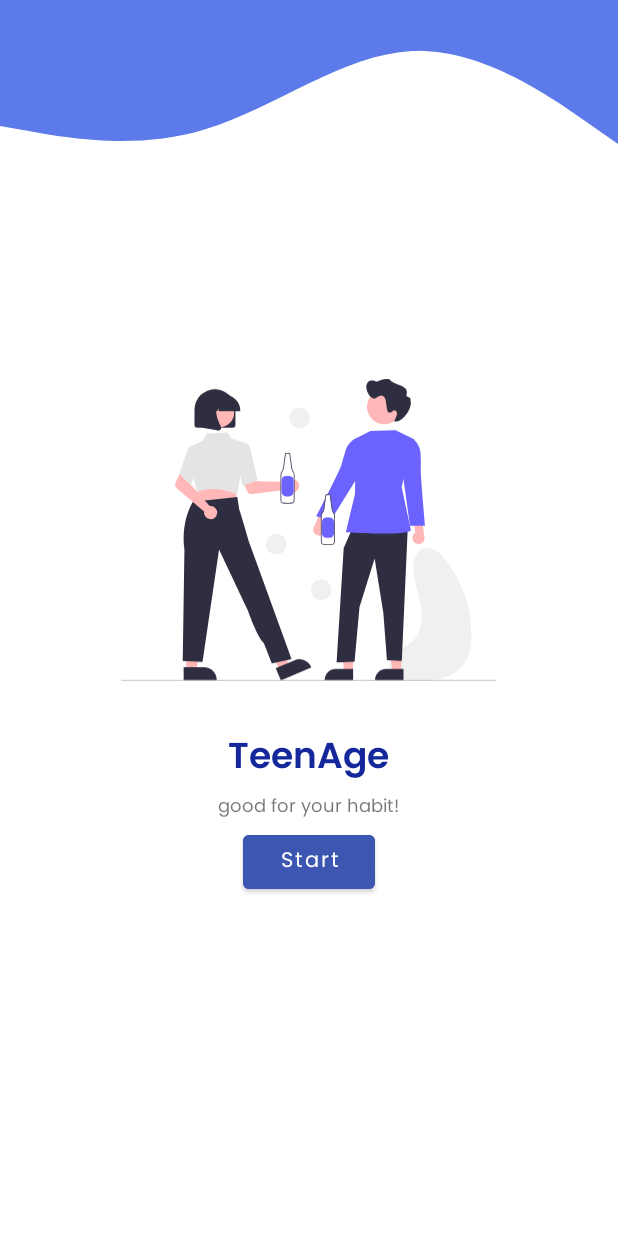
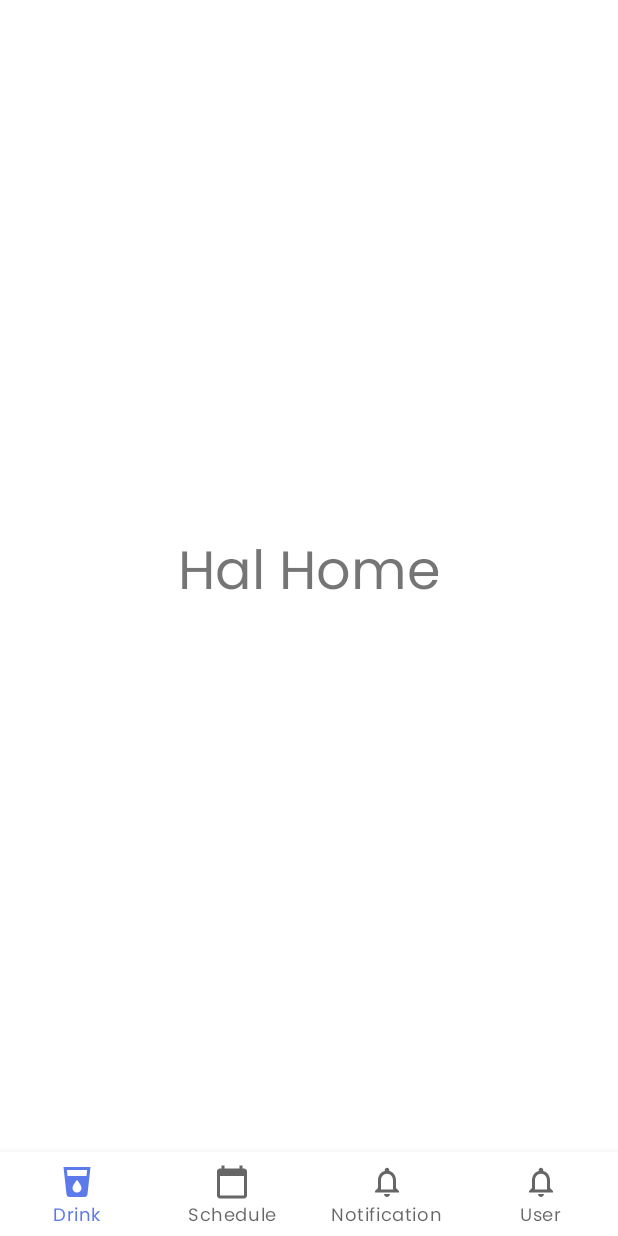
Before and after one commit to alfonsus20/TeenAge, an Android app: the screen it shows after launch (MainActivity), on a phone screen of 412 x 824 dp. Run offline under Robolectric (Android 15) with nearby library versions, the phone set to English and light mode, and no system bars.

Commit message:
add bottom navigation and fragments

```diff
--- /dev/null
+++ b/app/src/main/java/com/example/teenage/DrinkFragment.kt
@@ -0,0 +1,17 @@
+package com.example.teenage
+
+import android.os.Bundle
+import android.view.LayoutInflater
+import android.view.View
+import android.view.ViewGroup
+import androidx.fragment.app.Fragment
+
+class DrinkFragment : Fragment() {
+    override fun onCreateView(
+        inflater: LayoutInflater,
+        container: ViewGroup?,
+        savedInstanceState: Bundle?
+    ): View? {
+        return inflater.inflate(R.layout.fragment_home, container, false)
+    }
+}
--- a/app/src/main/java/com/example/teenage/MainActivity.kt
+++ b/app/src/main/java/com/example/teenage/MainActivity.kt
@@ -2,11 +2,36 @@ package com.example.teenage
 
 import androidx.appcompat.app.AppCompatActivity
 import android.os.Bundle
+import android.view.Menu
+import android.view.MenuItem
+import androidx.fragment.app.Fragment
+import com.google.android.material.bottomnavigation.BottomNavigationView
 
-class MainActivity : AppCompatActivity() {
+class MainActivity : AppCompatActivity(){
     override fun onCreate(savedInstanceState: Bundle?) {
         super.onCreate(savedInstanceState)
         setContentView(R.layout.activity_main)
+        val bottomNav = findViewById<BottomNavigationView>(R.id.bottom_navigation)
+
+        replaceFragment(DrinkFragment())
+
         supportActionBar?.hide()
+
+        bottomNav.setOnNavigationItemSelectedListener {
+            when (it.itemId) {
+                R.id.nav_drink -> replaceFragment(DrinkFragment())
+                R.id.nav_schedule -> replaceFragment(HistoryFragment())
+                R.id.nav_notification -> replaceFragment(NotificationFragment())
+                R.id.nav_user -> replaceFragment(UserFragment())
+            }
+            true
+        }
     }
+
+    private fun replaceFragment(fragment : Fragment){
+        val transaction = supportFragmentManager.beginTransaction()
+        transaction.replace(R.id.fragment_container, fragment)
+        transaction.commit()
+    }
+
 }
--- /dev/null
+++ b/app/src/main/res/drawable/ic_baseline_calendar_today_24.xml
@@ -0,0 +1,10 @@
+<vector xmlns:android="http://schemas.android.com/apk/res/android"
+    android:width="24dp"
+    android:height="24dp"
+    android:viewportWidth="24"
+    android:viewportHeight="24"
+    android:tint="?attr/colorControlNormal">
+  <path
+      android:fillColor="@android:color/white"
+      android:pathData="M20,3h-1L19,1h-2v2L7,3L7,1L5,1v2L4,3c-1.1,0 -2,0.9 -2,2v16c0,1.1 0.9,2 2,2h16c1.1,0 2,-0.9 2,-2L22,5c0,-1.1 -0.9,-2 -2,-2zM20,21L4,21L4,8h16v13z"/>
+</vector>
--- /dev/null
+++ b/app/src/main/res/drawable/ic_baseline_local_drink_24.xml
@@ -0,0 +1,10 @@
+<vector xmlns:android="http://schemas.android.com/apk/res/android"
+    android:width="24dp"
+    android:height="24dp"
+    android:viewportWidth="24"
+    android:viewportHeight="24"
+    android:tint="?attr/colorControlNormal">
+  <path
+      android:fillColor="@android:color/white"
+      android:pathData="M3,2l2.01,18.23C5.13,21.23 5.97,22 7,22h10c1.03,0 1.87,-0.77 1.99,-1.77L21,2L3,2zM12,19c-1.66,0 -3,-1.34 -3,-3 0,-2 3,-5.4 3,-5.4s3,3.4 3,5.4c0,1.66 -1.34,3 -3,3zM18.33,8L5.67,8l-0.44,-4h13.53l-0.43,4z"/>
+</vector>
--- /dev/null
+++ b/app/src/main/res/drawable/ic_baseline_notifications_none_24.xml
@@ -0,0 +1,10 @@
+<vector xmlns:android="http://schemas.android.com/apk/res/android"
+    android:width="24dp"
+    android:height="24dp"
+    android:viewportWidth="24"
+    android:viewportHeight="24"
+    android:tint="?attr/colorControlNormal">
+  <path
+      android:fillColor="@android:color/white"
+      android:pathData="M12,22c1.1,0 2,-0.9 2,-2h-4c0,1.1 0.9,2 2,2zM18,16v-5c0,-3.07 -1.63,-5.64 -4.5,-6.32L13.5,4c0,-0.83 -0.67,-1.5 -1.5,-1.5s-1.5,0.67 -1.5,1.5v0.68C7.64,5.36 6,7.92 6,11v5l-2,2v1h16v-1l-2,-2zM16,17L8,17v-6c0,-2.48 1.51,-4.5 4,-4.5s4,2.02 4,4.5v6z"/>
+</vector>
--- a/app/src/main/res/layout/activity_main.xml
+++ b/app/src/main/res/layout/activity_main.xml
@@ -1,78 +1,23 @@
 <?xml version="1.0" encoding="utf-8"?>
-<androidx.constraintlayout.widget.ConstraintLayout xmlns:android="http://schemas.android.com/apk/res/android"
-    xmlns:app="http://schemas.android.com/apk/res-auto"
-    xmlns:tools="http://schemas.android.com/tools"
+<RelativeLayout xmlns:android="http://schemas.android.com/apk/res/android"
     android:layout_width="match_parent"
     android:layout_height="match_parent"
-    android:rotationY="0"
-    android:textAlignment="center"
-    tools:context=".MainActivity">
+    xmlns:app="http://schemas.android.com/apk/res-auto"
+    >
 
-    <ImageView
-        android:id="@+id/imageView4"
-        android:layout_width="match_parent"
-        android:layout_height="120dp"
-        android:rotation="180"
-        android:scaleType="fitXY"
-        app:layout_constraintEnd_toEndOf="parent"
-        app:layout_constraintStart_toStartOf="parent"
-        app:layout_constraintTop_toTopOf="parent"
-        app:srcCompat="@drawable/ic_wave__1_" />
-
-    <LinearLayout
+    <FrameLayout
+        android:id="@+id/fragment_container"
         android:layout_width="match_parent"
         android:layout_height="match_parent"
-        android:layout_centerHorizontal="true"
-        android:layout_centerVertical="true"
-        android:gravity="center"
-        android:orientation="vertical"
-        app:layout_constraintBottom_toBottomOf="parent"
-        app:layout_constraintLeft_toLeftOf="parent"
-        app:layout_constraintRight_toRightOf="parent"
-        app:layout_constraintTop_toTopOf="parent">
+        android:layout_above="@id/bottom_navigation"/>
 
-        <ImageView
-            android:id="@+id/imageView5"
-            android:layout_width="250dp"
-            android:layout_height="257dp"
-            android:foregroundGravity="center"
-            app:srcCompat="@drawable/ic_undraw_beer_celebration_re_0iqw" />
+    <com.google.android.material.bottomnavigation.BottomNavigationView
+        android:id="@+id/bottom_navigation"
+        android:layout_width="match_parent"
+        android:layout_height="wrap_content"
+        android:layout_alignParentBottom="true"
+        app:menu="@menu/bottom_navigation"
+        app:labelVisibilityMode="labeled"
+        />
 
-        <TextView
-            android:id="@+id/textView"
-            android:layout_width="wrap_content"
-            android:layout_height="wrap_content"
-            android:layout_marginTop="3dp"
-            android:layout_marginBottom="1dp"
-            android:fontFamily="@font/poppins_semi_bold"
-            android:text="TeenAge"
-            android:textAlignment="center"
-            android:textColor="@color/primary"
-            android:textSize="24sp" />
-
-        <TextView
-            android:id="@+id/textView2"
-            android:layout_width="wrap_content"
-            android:layout_height="wrap_content"
-            android:layout_marginBottom="2dp"
-            android:fontFamily="@font/poppins"
-            android:text="good for your habit!"
-            android:textSize="12sp" />
-
-        <Button
-            android:id="@+id/btn_start"
-            android:layout_width="wrap_content"
-            android:layout_height="wrap_content"
-            android:backgroundTint="@color/primary_variant"
-            android:fontFamily="@font/poppins"
-            android:paddingLeft="16dp"
-            android:paddingTop="2dp"
-            android:paddingBottom="2dp"
-            android:text="Start"
-            android:textAllCaps="false"
-            android:textSize="14sp" />
-
-
-    </LinearLayout>
-
-</androidx.constraintlayout.widget.ConstraintLayout>
+</RelativeLayout>
--- /dev/null
+++ b/app/src/main/res/layout/fragment_home.xml
@@ -0,0 +1,15 @@
+<?xml version="1.0" encoding="utf-8"?>
+<RelativeLayout xmlns:android="http://schemas.android.com/apk/res/android"
+    android:layout_width="match_parent"
+    android:layout_height="match_parent">
+
+    <TextView
+        android:layout_width="wrap_content"
+        android:layout_height="wrap_content"
+        android:text="Hal Home"
+        android:layout_centerInParent="true"
+        android:textSize="36sp"
+        />
+
+
+</RelativeLayout>
--- /dev/null
+++ b/app/src/main/res/menu/bottom_navigation.xml
@@ -0,0 +1,22 @@
+<?xml version="1.0" encoding="utf-8"?>
+<menu xmlns:android="http://schemas.android.com/apk/res/android">
+    <item
+        android:id="@+id/nav_drink"
+        android:icon="@drawable/ic_baseline_local_drink_24"
+        android:title="Drink" />
+    <item
+        android:id="@+id/nav_schedule"
+        android:icon="@drawable/ic_baseline_calendar_today_24"
+        android:title="Schedule" />
+
+    <item
+        android:id="@+id/nav_notification"
+        android:icon="@drawable/ic_baseline_notifications_none_24"
+        android:title="Notification" />
+
+    <item
+        android:id="@+id/nav_user"
+        android:icon="@drawable/ic_baseline_notifications_none_24"
+        android:title="User" />
+
+</menu>
--- a/app/src/main/res/values/colors.xml
+++ b/app/src/main/res/values/colors.xml
@@ -1,8 +1,8 @@
 <?xml version="1.0" encoding="utf-8"?>
 <resources>
-    <color name="primary">#14279B</color>
+    <color name="primary">#5C7AEA</color>
     <color name="primary_variant">#3D56B2</color>
-    <color name="secondary">#5C7AEA</color>
+    <color name="secondary">#14279B</color>
     <color name="secondary_variant">#E6E6E6</color>
     <color name="title_variant">#6C63FF</color>
     <color name="purple_500">#FF6200EE</color>
```
Also changed, not shown: app/src/main/java/com/example/teenage/HistoryFragment.kt (added, +17 -0 lines), app/src/main/java/com/example/teenage/NotificationFragment.kt (added, +17 -0 lines), app/src/main/java/com/example/teenage/UserFragment.kt (added, +19 -0 lines), app/src/main/java/com/example/teenage/WelcomeActivity.kt (added, +12 -0 lines), app/src/main/res/drawable/ic_baseline_person_24.xml (added, +10 -0 lines), app/src/main/res/layout/activity_welcome.xml (added, +78 -0 lines), app/src/main/res/layout/fragment_history.xml (added, +13 -0 lines), app/src/main/res/layout/fragment_history_detail.xml (added, +13 -0 lines), app/src/main/res/layout/fragment_menu.xml (added, +13 -0 lines), app/src/main/res/layout/fragment_notification.xml (added, +13 -0 lines), app/src/main/res/layout/fragment_user.xml (added, +13 -0 lines).
